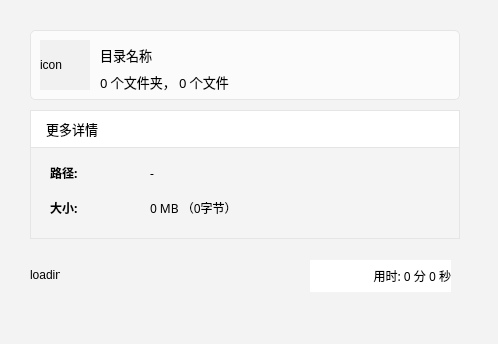
The window that Stack/File/dirprocess.ui (duqingnian/DiskClient) describes before a commit, drawn with Qt 5.
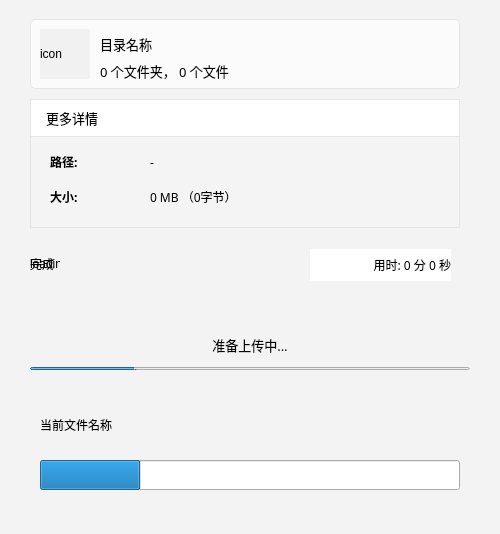
The same window after the commit.

Commit message: 文件夹上传功能，文件夹创建成功，文件上传功能待完善

```diff
--- a/Stack/File/dirprocess.ui
+++ b/Stack/File/dirprocess.ui
@@ -6,8 +6,8 @@
    <rect>
     <x>0</x>
     <y>0</y>
-    <width>498</width>
-    <height>344</height>
+    <width>500</width>
+    <height>534</height>
    </rect>
   </property>
   <property name="windowTitle">
@@ -18,11 +18,20 @@
 background:#f3f3f3;
 }</string>
   </property>
+  <widget class="QWidget" name="widget_calculate" native="true">
+   <property name="geometry">
+    <rect>
+     <x>30</x>
+     <y>19</y>
+     <width>440</width>
+     <height>281</height>
+    </rect>
+   </property>
   <widget class="QWidget" name="widget_info" native="true">
    <property name="geometry">
     <rect>
-     <x>30</x>
-     <y>30</y>
+      <x>0</x>
+      <y>0</y>
      <width>430</width>
      <height>70</height>
     </rect>
@@ -103,8 +112,8 @@
   <widget class="QWidget" name="widget_preview" native="true">
    <property name="geometry">
     <rect>
-     <x>30</x>
-     <y>110</y>
+      <x>0</x>
+      <y>80</y>
      <width>430</width>
      <height>191</height>
     </rect>
@@ -277,6 +286,112 @@
     </property>
     <property name="text">
      <string>loading</string>
+     </property>
+    </widget>
+    <widget class="QLabel" name="label_complete">
+     <property name="geometry">
+      <rect>
+       <x>0</x>
+       <y>150</y>
+       <width>30</width>
+       <height>30</height>
+      </rect>
+     </property>
+     <property name="text">
+      <string>完成</string>
+     </property>
+    </widget>
+   </widget>
+  </widget>
+  <widget class="QWidget" name="widget_prepareing" native="true">
+   <property name="geometry">
+    <rect>
+     <x>30</x>
+     <y>320</y>
+     <width>440</width>
+     <height>51</height>
+    </rect>
+   </property>
+   <widget class="QLabel" name="label_prepareing_tip">
+    <property name="geometry">
+     <rect>
+      <x>0</x>
+      <y>0</y>
+      <width>440</width>
+      <height>50</height>
+     </rect>
+    </property>
+    <property name="font">
+     <font>
+      <family>微软雅黑</family>
+      <pointsize>10</pointsize>
+     </font>
+    </property>
+    <property name="text">
+     <string>准备上传中...</string>
+    </property>
+    <property name="alignment">
+     <set>Qt::AlignCenter</set>
+    </property>
+   </widget>
+   <widget class="QProgressBar" name="progressBar_prepareing">
+    <property name="geometry">
+     <rect>
+      <x>0</x>
+      <y>47</y>
+      <width>440</width>
+      <height>3</height>
+     </rect>
+    </property>
+    <property name="value">
+     <number>24</number>
+    </property>
+    <property name="textVisible">
+     <bool>false</bool>
+    </property>
+   </widget>
+  </widget>
+  <widget class="QWidget" name="widget_uploading" native="true">
+   <property name="geometry">
+    <rect>
+     <x>30</x>
+     <y>400</y>
+     <width>440</width>
+     <height>101</height>
+    </rect>
+   </property>
+   <widget class="QLabel" name="label_curr_file">
+    <property name="geometry">
+     <rect>
+      <x>10</x>
+      <y>15</y>
+      <width>411</width>
+      <height>20</height>
+     </rect>
+    </property>
+    <property name="font">
+     <font>
+      <family>微软雅黑</family>
+     </font>
+    </property>
+    <property name="text">
+     <string>当前文件名称</string>
+    </property>
+   </widget>
+   <widget class="QProgressBar" name="progressBar_uploading">
+    <property name="geometry">
+     <rect>
+      <x>10</x>
+      <y>60</y>
+      <width>420</width>
+      <height>30</height>
+     </rect>
+    </property>
+    <property name="value">
+     <number>24</number>
+    </property>
+    <property name="textVisible">
+     <bool>false</bool>
     </property>
    </widget>
   </widget>
```
Lines whose indentation alone changed are shown as unchanged. The commit also changes 8 other files.
